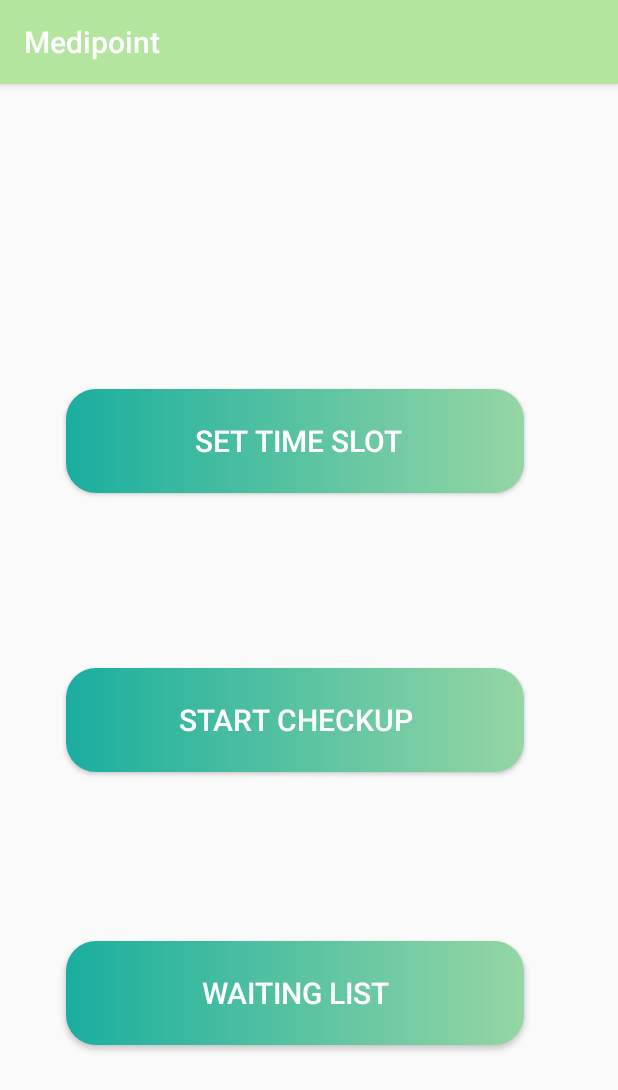
After one commit to NamamiShanker/DoctorAppointmentApp, an Android app: the AdminAccess screen opened directly, with no data from a screen before it, on a phone screen of 412 x 824 dp. The commit adds this screen. Shown: the top 1090 px of the screen. Run offline under Robolectric (Android 15) with nearby library versions, the phone set to English and light mode, and no system bars; Roboto replaces fonts that are not available here.

Commit message:
activity added

```diff
--- /dev/null
+++ b/app/src/main/java/com/example/android/medipoint/AdminAccess.java
@@ -0,0 +1,42 @@
+package com.example.android.medipoint;
+
+import androidx.appcompat.app.AppCompatActivity;
+
+import android.content.Intent;
+import android.os.Bundle;
+import android.view.View;
+import android.widget.Button;
+
+public class AdminAccess extends AppCompatActivity {
+
+    @Override
+    protected void onCreate(Bundle savedInstanceState) {
+        super.onCreate(savedInstanceState);
+        setContentView(R.layout.activity_admin_access);
+        Button b1,b2,b3;
+        b1 =findViewById(R.id.time_slot);
+        b3 =findViewById(R.id.Start_check);
+        b2 =findViewById(R.id.Wait_List);
+
+        b1.setOnClickListener(new View.OnClickListener() {
+            @Override
+            public void onClick(View v) {
+                startActivity(new Intent(AdminAccess.this,TimeSlot.class));
+            }
+        });
+        b2.setOnClickListener(new View.OnClickListener() {
+            @Override
+            public void onClick(View v) {
+                startActivity(new Intent(AdminAccess.this,Checkup.class));
+            }
+        });
+        b3.setOnClickListener(new View.OnClickListener() {
+            @Override
+            public void onClick(View v) {
+                startActivity(new Intent(AdminAccess.this,WaitingList.class));
+            }
+        });
+
+
+    }
+}
--- a/app/src/main/res/layout/activity_add_apointment.xml
+++ b/app/src/main/res/layout/activity_add_apointment.xml
@@ -124,9 +124,9 @@
         android:textSize="20sp"
         app:layout_constraintBottom_toBottomOf="parent"
         app:layout_constraintEnd_toEndOf="parent"
-        app:layout_constraintHorizontal_bias="0.498"
+        app:layout_constraintHorizontal_bias="0.413"
         app:layout_constraintStart_toStartOf="parent"
         app:layout_constraintTop_toTopOf="parent"
-        app:layout_constraintVertical_bias="0.818" />
+        app:layout_constraintVertical_bias="0.845" />
 
 </androidx.constraintlayout.widget.ConstraintLayout>
--- /dev/null
+++ b/app/src/main/res/layout/activity_admin_access.xml
@@ -0,0 +1,59 @@
+<?xml version="1.0" encoding="utf-8"?>
+<androidx.constraintlayout.widget.ConstraintLayout xmlns:android="http://schemas.android.com/apk/res/android"
+    xmlns:app="http://schemas.android.com/apk/res-auto"
+    xmlns:tools="http://schemas.android.com/tools"
+    android:layout_width="match_parent"
+    android:layout_height="match_parent"
+    tools:context=".AdminAccess">
+
+    <Button
+        android:id="@+id/time_slot"
+        android:layout_width="305dp"
+        android:layout_height="69dp"
+        android:background="@drawable/radius"
+        android:text=" Set Time Slot"
+
+        app:layout_constraintHorizontal_weight="1"
+        android:textColor="#fff"
+        android:textSize="20sp"
+        app:layout_constraintBottom_toBottomOf="parent"
+        app:layout_constraintVertical_weight="1"
+        app:layout_constraintEnd_toEndOf="parent"
+        app:layout_constraintHorizontal_bias="0.415"
+        app:layout_constraintStart_toStartOf="parent"
+        app:layout_constraintTop_toTopOf="parent"
+        app:layout_constraintVertical_bias="0.291" />
+
+    <Button
+        android:id="@+id/Start_check"
+        android:layout_width="305dp"
+        android:layout_height="69dp"
+        android:background="@drawable/radius"
+        android:text="Start Checkup"
+        android:textColor="#fff"
+        android:textSize="20sp"
+        app:layout_constraintBottom_toBottomOf="parent"
+        app:layout_constraintEnd_toEndOf="parent"
+        app:layout_constraintHorizontal_bias="0.415"
+        app:layout_constraintStart_toStartOf="parent"
+        app:layout_constraintTop_toTopOf="@id/time_slot"
+        app:layout_constraintVertical_bias="0.375" />
+
+    <Button
+        android:id="@+id/Wait_List"
+        android:layout_width="305dp"
+        android:layout_height="69dp"
+        android:background="@drawable/radius"
+        android:text="Waiting List"
+        android:textColor="#fff"
+        android:textSize="20sp"
+        app:layout_constraintBottom_toBottomOf="parent"
+        app:layout_constraintEnd_toEndOf="parent"
+        app:layout_constraintHorizontal_bias="0.415"
+        app:layout_constraintStart_toStartOf="parent"
+        app:layout_constraintTop_toTopOf="@id/Start_check"
+        app:layout_constraintVertical_bias="0.589"
+         />
+
+
+</androidx.constraintlayout.widget.ConstraintLayout>
--- a/build.gradle
+++ b/build.gradle
@@ -5,7 +5,7 @@ buildscript {
         jcenter()
     }
     dependencies {
-        classpath "com.android.tools.build:gradle:4.0.1"
+        classpath 'com.android.tools.build:gradle:4.0.2'
         classpath 'com.google.gms:google-services:4.3.3'
 
         // NOTE: Do not place your application dependencies here; they belong
```
Also changed, not shown: app/src/main/AndroidManifest.xml (+6 -3 lines), app/src/main/java/com/example/android/medipoint/Checkup.java (added, +14 -0 lines), app/src/main/java/com/example/android/medipoint/TimeSlot.java (added, +14 -0 lines), app/src/main/java/com/example/android/medipoint/WaitingList.java (added, +14 -0 lines), app/src/main/res/layout/activity_checkup.xml (added, +9 -0 lines), app/src/main/res/layout/activity_time_slot.xml (added, +9 -0 lines), app/src/main/res/layout/activity_waiting_list.xml (added, +9 -0 lines).
